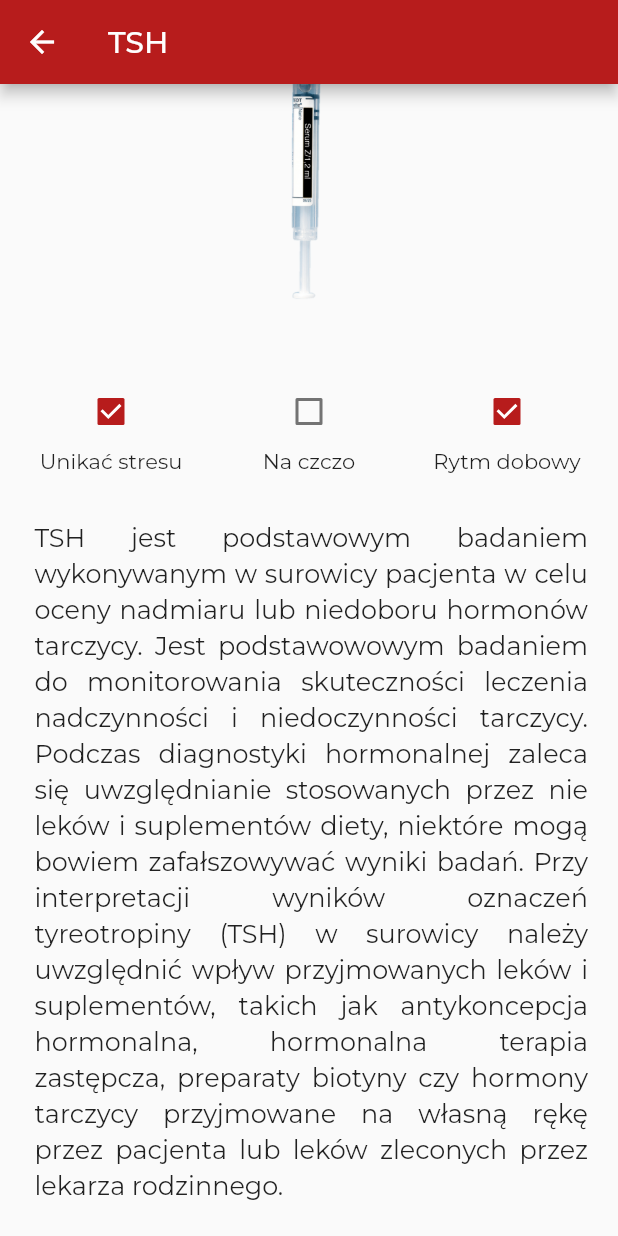
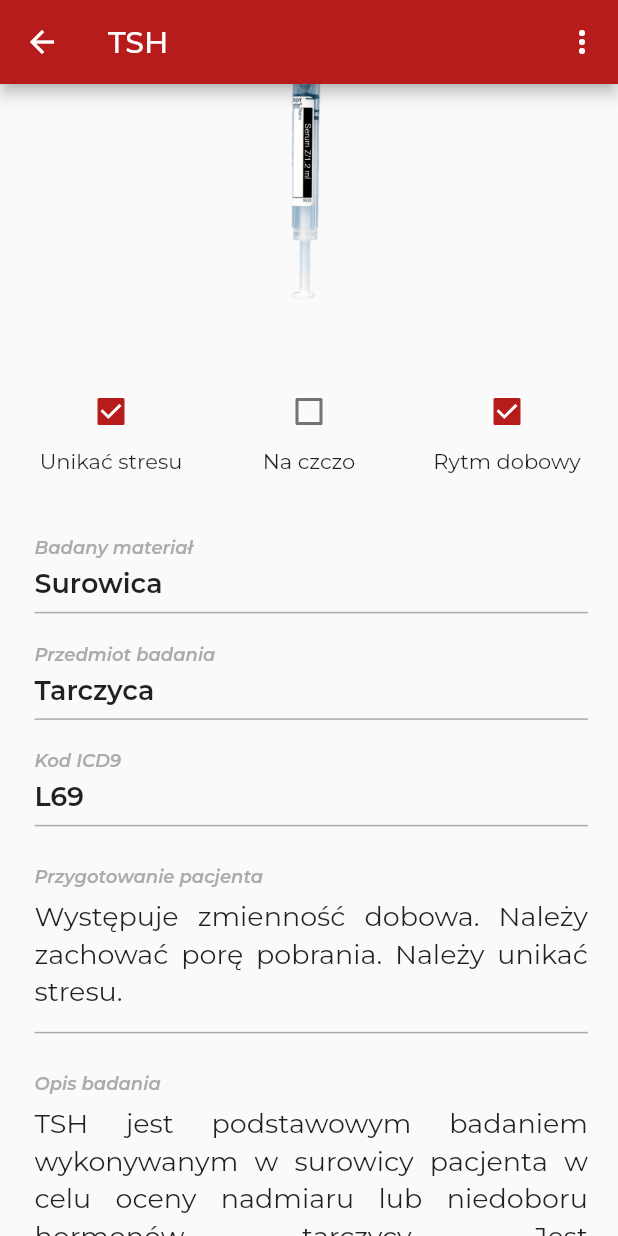
Before and after one commit to Bublelift/FlebApp, a Flutter app: the ExaminationDetails screen opened directly with sample values from the repository, scrolled down 104 dp, on a phone screen of 412 x 824 dp. Run offline on Flutter 3.47's test engine with Material 2 defaults, Android fonts, the light colour scheme and no system bars.

Commit message:
Examination details screen development + data model changes

```diff
--- a/lib/controller.dart
+++ b/lib/controller.dart
@@ -160,10 +160,10 @@ bool filterExaminations(Examination element, String currentSearch, List<Filter>
         element.tags.any((tag) => tag.contains(lowerSearch)) ||
         element.sample.toLowerCase().contains(lowerSearch)
       ) && sampleFilter.isNotEmpty && sampleFilter.any((filter) => element.sample.toLowerCase().contains(filter.label.toLowerCase()) ||
-        element.subject.any((tag) => tag.toLowerCase().contains(filter.label.toLowerCase()))) )
+        element.subject.toLowerCase().contains(filter.label.toLowerCase())) )
       ||
     (currentSearch.length < 3 &&
           sampleFilter.any((filter) => element.sample.toLowerCase().contains(filter.label.toLowerCase()) ||
-            element.subject.any((tag) => tag.toLowerCase().contains(filter.label.toLowerCase())))
+            element.subject.toLowerCase().contains(filter.label.toLowerCase()))
     );
 }
--- a/lib/model.dart
+++ b/lib/model.dart
@@ -19,7 +19,8 @@ class Examination {
   bool? dayrhythm;
   bool? relax;
   List<String> tags;
-  List<String> subject;
+  // List<String> subject;
+  String subject;
   Examination({
     required this.title,
     required this.category,//required this.body_part,
--- a/lib/view.dart
+++ b/lib/view.dart
@@ -1,7 +1,40 @@
 import 'package:flutter/material.dart';
 import 'package:lab4/model.dart';
+import 'About.dart';
+import 'controller.dart';
 
-import 'controller.dart';
+List<Widget> menuActions(BuildContext context) {
+  return [
+    PopupMenuButton(
+        itemBuilder: (context) {
+          return [
+            PopupMenuItem<int>(
+              value: 0,
+              child: Text("Pobieranie materiału"),
+            ),
+            PopupMenuItem<int>(
+              value: 1,
+              child: Text("O aplikacji"),
+            ),
+          ];
+        },
+        onSelected: (value) {
+          if (value == 0) {
+            ScaffoldMessenger.of(context).showSnackBar(const SnackBar(
+                content: Text('Pobieraj materiał rozsądnie mordeczko')));
+          } else if (value == 1) {
+            Navigator.push(context,
+                MaterialPageRoute<void>(
+                    builder: (BuildContext context) {
+                      return AboutScreen();
+                    }
+                )
+            );
+          };
+        }
+    ),
+  ];
+}
 
 class ExaminationDetails extends StatelessWidget {
   ExaminationDetails(this.examination);
@@ -11,11 +44,13 @@ class ExaminationDetails extends StatelessWidget {
   Widget build(BuildContext context) {
     return Scaffold(
       appBar: AppBar(
-          title: Text(examination.title),
-          leading: IconButton(icon: Icon(Icons.arrow_back), onPressed: () {
-            Navigator.pop(context);
-          },),
-          backgroundColor: Color(0xFFB71C1C)
+        title: Text(examination.title),
+        leading: IconButton(
+          icon: Icon(Icons.arrow_back),
+          onPressed: () { Navigator.pop(context); }
+        ),
+        backgroundColor: Color(0xFFB71C1C),
+        actions: menuActions(context),
       ),
       body: SingleChildScrollView(
         child: Column(
@@ -79,20 +114,98 @@ class ExaminationDetails extends StatelessWidget {
             ),
             Padding(
               padding: EdgeInsets.fromLTRB(23.0, 30.0, 20.0, 23.0),
-              child: Center(
-                child: Text(examination.description, textAlign: TextAlign.justify, style: TextStyle(
-                  // color: Color(0xFFACACAC),
-                  fontSize: 17.0,
-                  height: 1.4,
-                  // letterSpacing: 1.05,
-
-                  fontWeight: FontWeight.w400
-                ))
+              child: Column(
+                children: [
+                  ExaminationDetailsTile("Badany materiał", examination.sample),
+                  ExaminationDetailsTile("Przedmiot badania", examination.subject),
+                  ExaminationDetailsTile("Kod ICD9", examination.icd9),
+                  ExaminationDetailsTile.long("Przygotowanie pacjenta", examination.preparation),
+                  ExaminationDetailsTile.long("Opis badania", examination.description),
+                  examination.info.isEmpty ? SizedBox() : ExaminationDetailsTile.long("Informacje dla badającego", examination.info),
+                ]
               )
-            )
+            ),
+            // Padding(
+            //   padding: const EdgeInsets.fromLTRB(23, 18, 23, 6),
+            //   child: Align(
+            //     alignment: Alignment.centerLeft,
+            //     child: Text("Opis badania", style: TextStyle(
+            //       color: Color(0xFFACACAC),
+            //       fontSize: 12.0,
+            //       fontWeight: FontWeight.w600,
+            //       fontStyle: FontStyle.italic,
+            //     )),
+            //   ),
+            // ),
+            // Padding(
+            //   padding: EdgeInsets.fromLTRB(23.0, 0.0, 20.0, 23.0),
+            //   child: Center(
+            //     child: Text(examination.description, textAlign: TextAlign.justify, style: TextStyle(
+            //       fontSize: 18.0,
+            //       height: 1.4,
+            //       // letterSpacing: 1.05,
+            //       fontWeight: FontWeight.w400
+            //     ))
+            //   )
+            // )
           ],
         ),
       )
+    );
+  }
+}
+
+class ExaminationDetailsTile extends StatelessWidget {
+
+  ExaminationDetailsTile.long(this.label, this.content) {
+    longContent = true;
+  }
+  ExaminationDetailsTile(this.label, this.content) {
+    longContent = false;
+  }
+
+  final String label;
+  final content;
+  late bool longContent;
+
+  @override
+  Widget build(BuildContext context) {
+    return Column(
+      children: [
+        Padding(
+          padding: longContent ? const EdgeInsets.fromLTRB(0, 18, 0, 6) : const EdgeInsets.fromLTRB(0, 12, 0, 6),
+          child: Align(
+            alignment: Alignment.centerLeft,
+            child: Text(label, style: TextStyle(
+              color: Color(0xFFACACAC),
+              fontSize: 12.0,
+              fontWeight: FontWeight.w600,
+              fontStyle: FontStyle.italic,
+            )),
+          ),
+        ),
+        longContent ? Center(
+          child: Text(content, textAlign: TextAlign.justify, style: const TextStyle(
+              fontSize: 18.0,
+              height: 1.4,
+              fontWeight: FontWeight.w400
+          )),
+        ) :
+        Align(
+          alignment: Alignment.centerLeft,
+          child: Text(content, style: const TextStyle(
+              fontWeight: FontWeight.w600,
+              fontSize: 18.0
+          )),
+        ),
+        Padding(
+          padding: longContent ? const EdgeInsets.fromLTRB(0.0, 8, 0, 0) : EdgeInsets.zero,
+          child: const Divider(
+            color: Color(0xFFACACAC),
+            thickness: 1.0,
+          ),
+        ),
+      ],
     );
   }
 }
```
Also changed, not shown: lib/db.dart (+34 -14 lines), lib/main.dart (+1 -31 lines).
